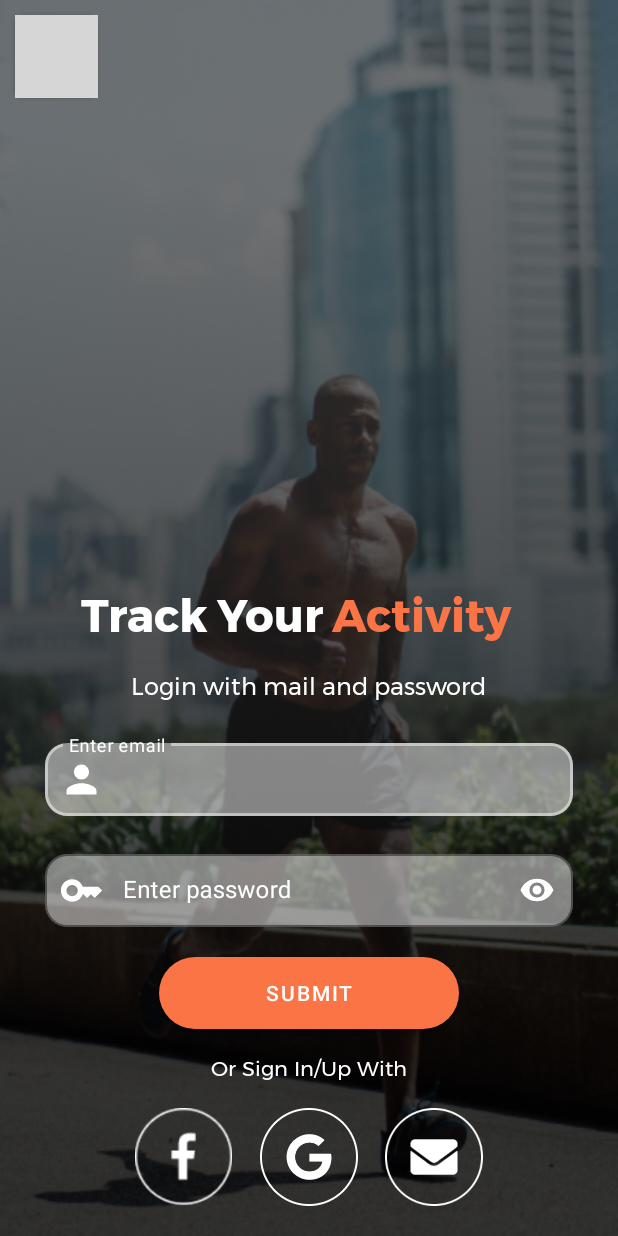
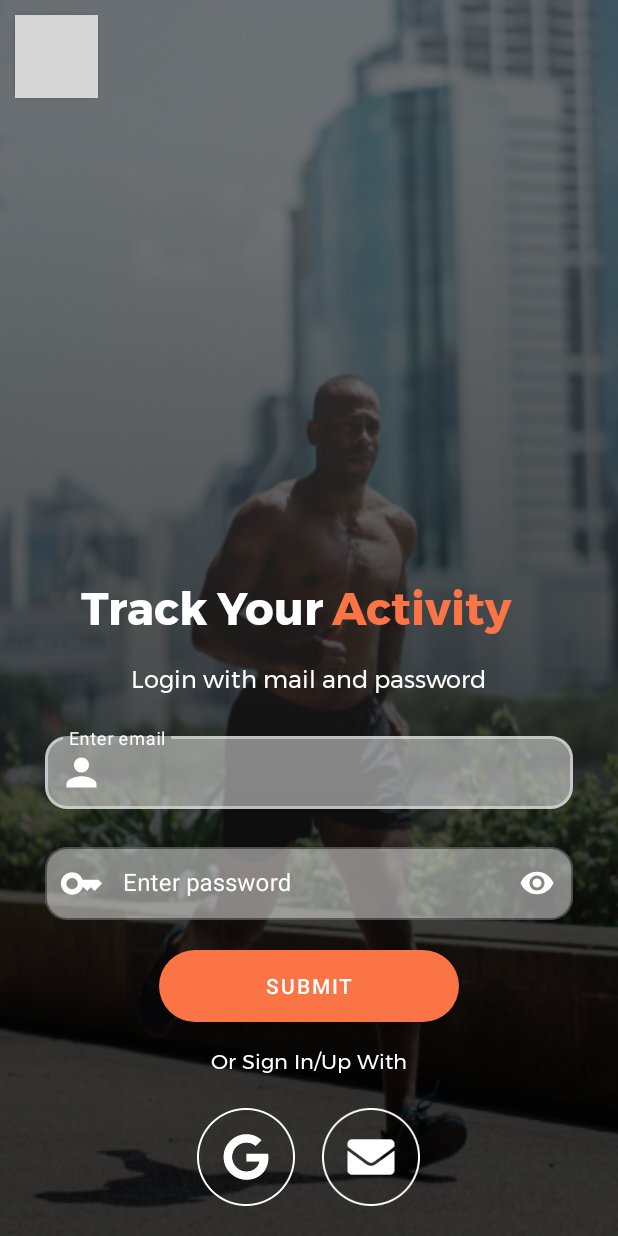
Before and after one commit to maciekpawlowski1/Track_Your_Activity, an Android app: the screen it shows after launch (SignInWithPasswordActivity), after a tap on an icon or button, on a phone screen of 412 x 824 dp. Run offline under Robolectric (Android 15) with nearby library versions, the phone set to English and light mode, and no system bars; our stand-ins replace Firebase (no records; nobody signed in at launch, a user with empty details on screens opened directly); grey boxes are pictures that could not be loaded.

Commit message:
Sign in by facebook option hidden

```diff
--- a/app/build.gradle
+++ b/app/build.gradle
@@ -57,4 +57,5 @@ dependencies {
     def work_version = "2.7.1"
     implementation "androidx.work:work-runtime:$work_version"
     implementation "androidx.concurrent:concurrent-futures:1.1.0" //to ListenableWorker
+    implementation 'com.facebook.android:facebook-login:latest.release'
 }
--- a/app/src/main/res/layout/activity_sign_in_with_password.xml
+++ b/app/src/main/res/layout/activity_sign_in_with_password.xml
@@ -107,6 +107,30 @@
             android:textColor="@color/white" />
     </com.google.android.material.textfield.TextInputLayout>
 
+    <TextView
+        android:id="@+id/textView3"
+        android:layout_width="wrap_content"
+        android:layout_height="wrap_content"
+        android:layout_marginBottom="20dp"
+        android:fontFamily="@font/montserrat"
+        android:text="Or Sign In/Up With"
+        android:textColor="@color/white"
+        app:layout_constraintBottom_toTopOf="@+id/linearLayout2"
+        app:layout_constraintEnd_toEndOf="parent"
+        app:layout_constraintStart_toStartOf="parent" />
+
+    <LinearLayout
+        android:id="@+id/linearLayout2"
+        android:layout_width="0dp"
+        android:layout_height="65dp"
+        android:layout_marginBottom="20dp"
+        android:gravity="center_horizontal"
+        android:orientation="horizontal"
+        app:layout_constraintBottom_toBottomOf="parent"
+        app:layout_constraintEnd_toEndOf="parent"
+        app:layout_constraintHorizontal_bias="0.0"
+        app:layout_constraintStart_toStartOf="parent">
+
         <ImageButton
             android:id="@+id/facebook_login_button_sign_in_with_mail"
             android:layout_width="65dp"
@@ -114,8 +138,7 @@
             android:layout_marginEnd="18dp"
             android:background="@drawable/login_buttons_background"
             android:scaleType="centerInside"
-        app:layout_constraintBottom_toBottomOf="@+id/google_login_button_sign_in_with_mail"
-        app:layout_constraintEnd_toStartOf="@+id/google_login_button_sign_in_with_mail"
+            android:visibility="gone"
             app:srcCompat="@drawable/facebook_icon" />
 
         <ImageButton
@@ -124,10 +147,8 @@
             android:layout_height="65dp"
             android:layout_marginBottom="20dp"
             android:background="@drawable/login_buttons_background"
+            android:contentDescription="Sign in by google"
             android:scaleType="centerInside"
-        app:layout_constraintBottom_toBottomOf="parent"
-        app:layout_constraintEnd_toEndOf="parent"
-        app:layout_constraintStart_toStartOf="parent"
             app:srcCompat="@drawable/google_icon" />
 
         <ImageButton
@@ -136,22 +157,10 @@
             android:layout_height="65dp"
             android:layout_marginStart="18dp"
             android:background="@drawable/login_buttons_background"
+            android:contentDescription="Sign in by mail and password"
             android:scaleType="centerInside"
-        app:layout_constraintBottom_toBottomOf="@+id/google_login_button_sign_in_with_mail"
-        app:layout_constraintStart_toEndOf="@id/google_login_button_sign_in_with_mail"
             app:srcCompat="@drawable/email_icon" />
-
-    <TextView
-        android:id="@+id/textView3"
-        android:layout_width="wrap_content"
-        android:layout_height="wrap_content"
-        android:layout_marginBottom="15dp"
-        android:fontFamily="@font/montserrat"
-        android:text="Or Sign In/Up With"
-        android:textColor="@color/white"
-        app:layout_constraintBottom_toTopOf="@+id/google_login_button_sign_in_with_mail"
-        app:layout_constraintEnd_toEndOf="parent"
-        app:layout_constraintStart_toStartOf="parent" />
+    </LinearLayout>
 
     <Button
         android:id="@+id/submit_button_sign_in_with_mail"
```
Also changed, not shown: app/src/main/res/layout/activity_sign_in.xml (+16 -9 lines), app/src/main/res/layout/activity_sign_up.xml (+34 -26 lines). Lines whose indentation alone changed are shown as unchanged.
